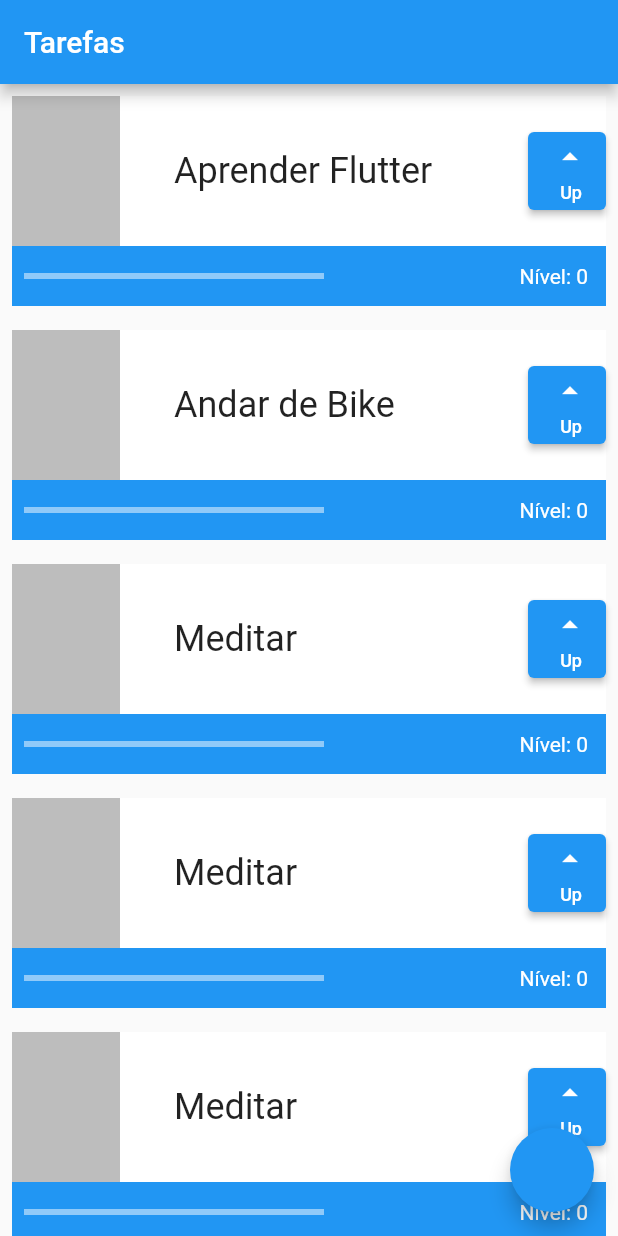
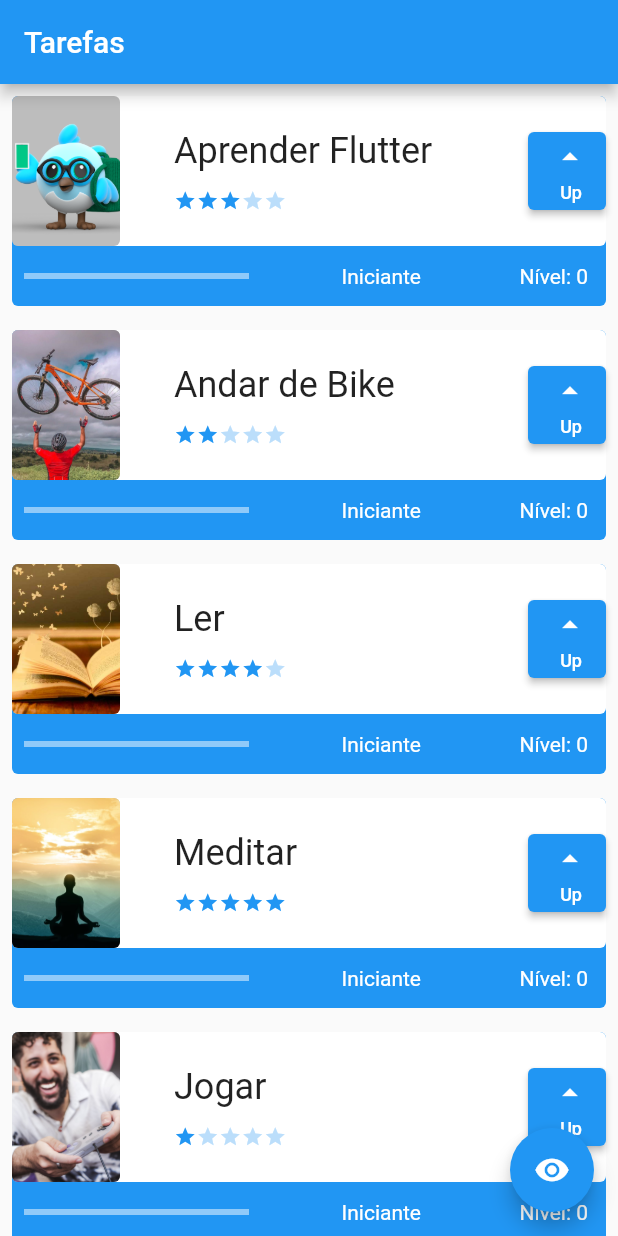
Before and after one commit to danielcruzdev/flutter-start, a Flutter app: the screen it shows after launch, on a phone screen of 412 x 824 dp. Run offline on Flutter 3.47's test engine with Material 2 defaults, Android fonts, the phone set to English and light mode, and no system bars.

Commit message:
final projeto

```diff
--- /dev/null
+++ b/lib/components/difficulty.dart
@@ -0,0 +1,39 @@
+import 'package:flutter/material.dart';
+
+class Difficulty extends StatelessWidget {
+  final int difficultyLevel;
+
+  const Difficulty({
+    required this.difficultyLevel,
+    Key? key,
+  }) : super(key: key);
+
+  @override
+  Widget build(BuildContext context) {
+    return Row(
+      children: [
+        Icon(
+          Icons.star,
+          size: 15,
+          color: difficultyLevel >= 1 ? Colors.blue : Colors.blue[100],
+        ),
+        Icon(
+          Icons.star,
+          size: 15,
+          color: difficultyLevel >= 2 ? Colors.blue : Colors.blue[100],
+        ),
+        Icon(
+          Icons.star,
+          size: 15,
+          color: difficultyLevel >= 3 ? Colors.blue : Colors.blue[100],
+        ),
+        Icon(Icons.star,
+            size: 15,
+            color: difficultyLevel >= 4 ? Colors.blue : Colors.blue[100]),
+        Icon(Icons.star,
+            size: 15,
+            color: difficultyLevel >= 5 ? Colors.blue : Colors.blue[100]),
+      ],
+    );
+  }
+}
--- /dev/null
+++ b/lib/components/task.dart
@@ -0,0 +1,169 @@
+import 'package:flutter/material.dart';
+import 'package:flutter_start/components/difficulty.dart';
+
+class Task extends StatefulWidget {
+  final String nome;
+  final String foto;
+  final int dificuldade;
+
+  const Task(this.nome, this.foto, this.dificuldade, {Key? key})
+      : super(key: key);
+
+  @override
+  State<Task> createState() => _TaskState();
+}
+
+class _TaskState extends State<Task> {
+  var descricoes = [
+    'Iniciante 2',
+    'Intermediário',
+    'Intermediário 2',
+    'Avançado',
+    'Expert',
+    'Mestre'
+  ];
+
+  var colors = [
+    Colors.blue,
+    Colors.green,
+    Colors.yellow,
+    Colors.orange,
+    Colors.red,
+    Colors.pink,
+    Colors.black
+  ];
+
+  int nivel = 0;
+  int maestria = 0;
+  String descricaoNivel = 'Iniciante';
+
+
+  @override
+  Widget build(BuildContext context) {
+    return Padding(
+      padding: const EdgeInsets.all(8.0),
+      child: Stack(
+        children: [
+          Container(
+            decoration: BoxDecoration(
+              borderRadius: BorderRadius.circular(4),
+              color: colors[maestria],
+            ),
+            height: 140,
+          ),
+          Column(
+            children: [
+              Container(
+                decoration: BoxDecoration(
+                  borderRadius: BorderRadius.circular(4),
+                  color: Colors.white,
+                ),
+                height: 100,
+                child: Row(
+                  mainAxisAlignment: MainAxisAlignment.spaceBetween,
+                  children: [
+                    Container(
+                      decoration: BoxDecoration(
+                        borderRadius: BorderRadius.circular(4),
+                        color: Colors.black26,
+                      ),
+                      width: 72,
+                      height: 100,
+                      child: ClipRRect(
+                        borderRadius: BorderRadius.circular(4),
+                        child: Image.asset(
+                          widget.foto,
+                          fit: BoxFit.cover,
+                        ),
+                      ),
+                    ),
+                    Column(
+                      mainAxisAlignment: MainAxisAlignment.center,
+                      crossAxisAlignment: CrossAxisAlignment.start,
+                      children: [
+                        SizedBox(
+                          width: 200,
+                          child: Text(
+                            widget.nome,
+                            style: const TextStyle(
+                                fontSize: 24, overflow: TextOverflow.ellipsis),
+                          ),
+                        ),
+                        Padding(
+                          padding: const EdgeInsets.only(top: 12),
+                          child: Difficulty(
+                            difficultyLevel: widget.dificuldade,
+                          ),
+                        )
+                      ],
+                    ),
+                    SizedBox(
+                      height: 52,
+                      width: 52,
+                      child: ElevatedButton(
+                          onPressed: () {
+                            setState(() {
+                              if (nivel < (widget.dificuldade * 10)) {
+                                nivel++;
+                              } else {
+                                if(maestria < 6){
+                                  maestria++;
+                                  nivel = 0;
+                                  descricaoNivel = descricoes[maestria - 1];
+                                }
+                              }
+                            });
+                          },
+                          child: Column(
+                            mainAxisAlignment: MainAxisAlignment.spaceEvenly,
+                            crossAxisAlignment: CrossAxisAlignment.end,
+                            children: const [
+                              Icon(Icons.arrow_drop_up),
+                              Text(
+                                'Up',
+                                style: TextStyle(fontSize: 12),
+                              )
+                            ],
+                          )),
+                    )
+                  ],
+                ),
+              ),
+              Row(
+                mainAxisAlignment: MainAxisAlignment.spaceBetween,
+                children: [
+                  Padding(
+                    padding: const EdgeInsets.all(8),
+                    child: SizedBox(
+                      width: 150,
+                      child: LinearProgressIndicator(
+                        color: Colors.white,
+                        value: (widget.dificuldade > 0)
+                            ? (nivel / widget.dificuldade) / 10
+                            : 1,
+                      ),
+                    ),
+                  ),
+                  Padding(
+                    padding: const EdgeInsets.all(12),
+                    child: Text(
+                      descricaoNivel,
+                      style: const TextStyle(color: Colors.white),
+                    ),
+                  ),
+                  Padding(
+                    padding: const EdgeInsets.all(12),
+                    child: Text(
+                      'Nível: $nivel',
+                      style: const TextStyle(color: Colors.white),
+                    ),
+                  ),
+                ],
+              )
+            ],
+          )
+        ],
+      ),
+    );
+  }
+}
--- a/lib/main.dart
+++ b/lib/main.dart
@@ -1,5 +1,5 @@
 import 'package:flutter/material.dart';
-import 'widgets/TaskWidget.dart';
+import 'screens/initial_screen.dart';
 
 void main() {
   runApp(const MyApp());
@@ -8,7 +8,6 @@ void main() {
 class MyApp extends StatelessWidget {
   const MyApp({Key? key}) : super(key: key);
 
-  // This widget is the root of your application.
   @override
   Widget build(BuildContext context) {
     return MaterialApp(
@@ -16,38 +15,7 @@ class MyApp extends StatelessWidget {
       theme: ThemeData(
         primarySwatch: Colors.blue,
       ),
-      home: Scaffold(
-        appBar: AppBar(
-          title: const Text('Tarefas'),
-        ),
-        body: ListView(
-          children: [
-            Task('Aprender Flutter'),
-            Task('Andar de Bike'),
-            Task('Meditar'),
-            Task('Meditar'),
-            Task('Meditar'),
-            Task('Meditar'),
-            Task('Meditar'),
-            Task('Meditar'),
-            Task('Meditar'),
-            Task('Meditar'),
-            Task('Meditar'),
-            Task('Meditar'),
-            Task('Meditar'),
-            Task('Meditar'),
-            Task('Meditar'),
-            Task('Meditar'),
-            Task('Meditar'),
-            Task('Meditar'),
-            Task('Meditar'),
-            Task('Meditar'),
-            Task('Meditar'),
-            Task('Meditar'),
-          ],
-        ),
-        floatingActionButton: FloatingActionButton(onPressed: () {}),
-      ),
+      home: const InitialScreen(),
     );
   }
 }
--- /dev/null
+++ b/lib/screens/initial_screen.dart
@@ -0,0 +1,61 @@
+import 'package:flutter/material.dart';
+import '../components/task.dart';
+
+class InitialScreen extends StatefulWidget {
+  const InitialScreen({Key? key}) : super(key: key);
+
+  @override
+  State<InitialScreen> createState() => _InitialScreenState();
+}
+
+class _InitialScreenState extends State<InitialScreen> {
+  bool opacidade = true;
+
+  @override
+  Widget build(BuildContext context) {
+    return Scaffold(
+      appBar: AppBar(
+        title: const Text('Tarefas'),
+      ),
+      body: AnimatedOpacity(
+        duration: const Duration(milliseconds: 1000),
+        opacity: opacidade ? 1 : 0,
+        child: ListView(
+          children: const [
+            Task(
+                'Aprender Flutter',
+                'assets/images/flutter.png',
+                3),
+            Task(
+                'Andar de Bike',
+                'assets/images/bike.jpg',
+                2),
+            Task(
+                'Ler',
+                'assets/images/ler.jpg',
+                4),
+            Task(
+                'Meditar',
+                'assets/images/meditar.jpeg',
+                5),
+            Task(
+                'Jogar',
+                'assets/images/jogar.jpg',
+                1),
+            SizedBox(
+              height: 70,
+            )
+          ],
+        ),
+      ),
+      floatingActionButton: FloatingActionButton(
+        onPressed: () {
+          setState(() {
+            opacidade = !opacidade;
+          });
+        },
+        child: const Icon(Icons.remove_red_eye),
+      ),
+    );
+  }
+}
--- a/lib/widgets/TaskWidget.dart
+++ /dev/null
@@ -1,97 +0,0 @@
-import 'package:flutter/material.dart';
-
-class Task extends StatefulWidget {
-  final String nome;
-
-  const Task(this.nome, {Key? key}) : super(key: key);
-
-  @override
-  State<Task> createState() => _TaskState();
-}
-
-class _TaskState extends State<Task> {
-  int nivel = 0;
-
-  @override
-  Widget build(BuildContext context) {
-    return Padding(
-      padding: const EdgeInsets.all(8.0),
-      child: Container(
-        child: Stack(
-          children: [
-            Container(
-              color: Colors.blue,
-              height: 140,
-            ),
-            Column(
-              children: [
-                Container(
-                  color: Colors.white,
-                  height: 100,
-                  child: Row(
-                    mainAxisAlignment: MainAxisAlignment.spaceBetween,
-                    children: [
-                      Container(
-                        color: Colors.black26,
-                        width: 72,
-                        height: 100,
-                      ),
-                      Container(
-                        width: 200,
-                        child: Text(
-                          widget.nome,
-                          style: TextStyle(
-                              fontSize: 24, overflow: TextOverflow.ellipsis),
-                        ),
-                      ),
-                      Container(
-                        height: 52,
-                        width: 52,
-                        child: ElevatedButton(
-                            onPressed: () {
-                              setState(() {
-                                nivel++;
-                              });
-                            },
-                            child: Column(
-                              mainAxisAlignment: MainAxisAlignment.spaceEvenly,
-                              crossAxisAlignment: CrossAxisAlignment.end,
-                              children: [
-                                Icon(Icons.arrow_drop_up),
-                                Text('Up', style: TextStyle(fontSize: 12),)
-                              ],
-                            )),
-                      )
-                    ],
-                  ),
-                ),
-                Row(
-                  mainAxisAlignment: MainAxisAlignment.spaceBetween,
-                  children: [
-                    Padding(
-                      padding: const EdgeInsets.all(8),
-                      child: Container(
-                        width: 200,
-                        child: LinearProgressIndicator(
-                          color: Colors.white,
-                          value: nivel / 10,
-                        ),
-                      ),
-                    ),
-                    Padding(
-                      padding: const EdgeInsets.all(12),
-                      child: Text(
-                        'Nível: $nivel',
-                        style: TextStyle(color: Colors.white),
-                      ),
-                    ),
-                  ],
-                )
-              ],
-            )
-          ],
-        ),
-      ),
-    );
-  }
-}
--- a/pubspec.yaml
+++ b/pubspec.yaml
@@ -63,6 +63,8 @@ flutter:
   # assets:
   #   - images/a_dot_burr.jpeg
   #   - images/a_dot_ham.jpeg
+  assets:
+    - assets/images/
 
   # An image asset can refer to one or more resolution-specific "variants", see
   # https://flutter.dev/assets-and-images/#resolution-aware
```
Also changed, not shown: assets/images/bike.jpg (added), assets/images/flutter.png (added), assets/images/jogar.jpg (added), assets/images/ler.jpg (added), assets/images/meditar.jpeg (added), 1 other file.
